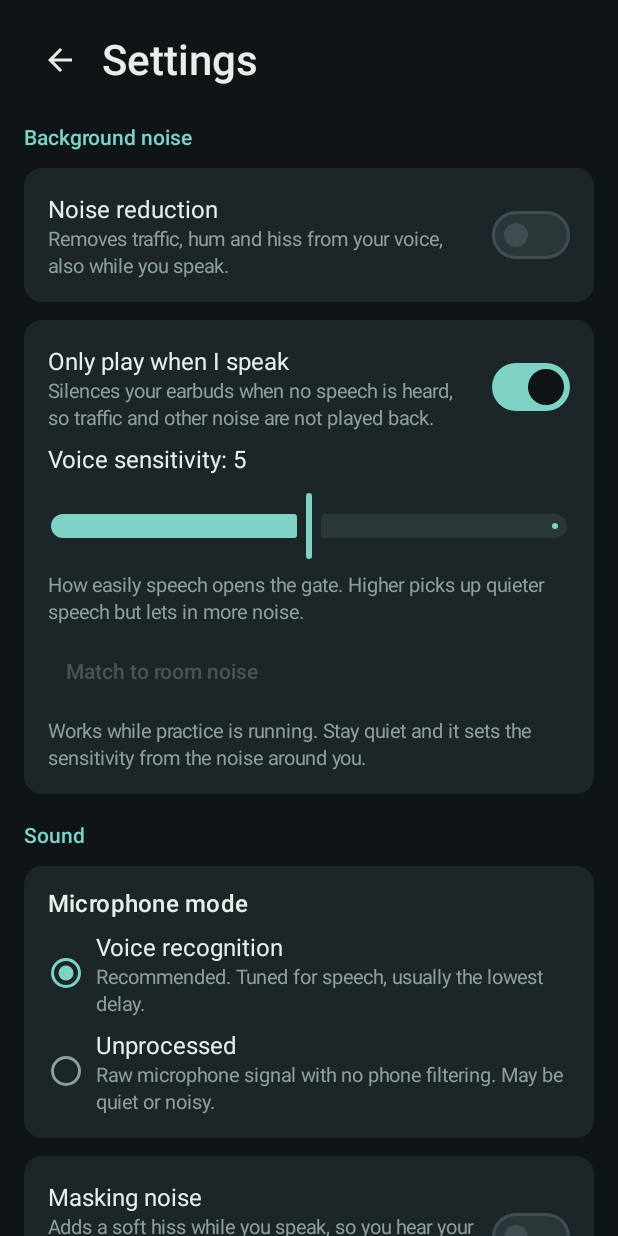
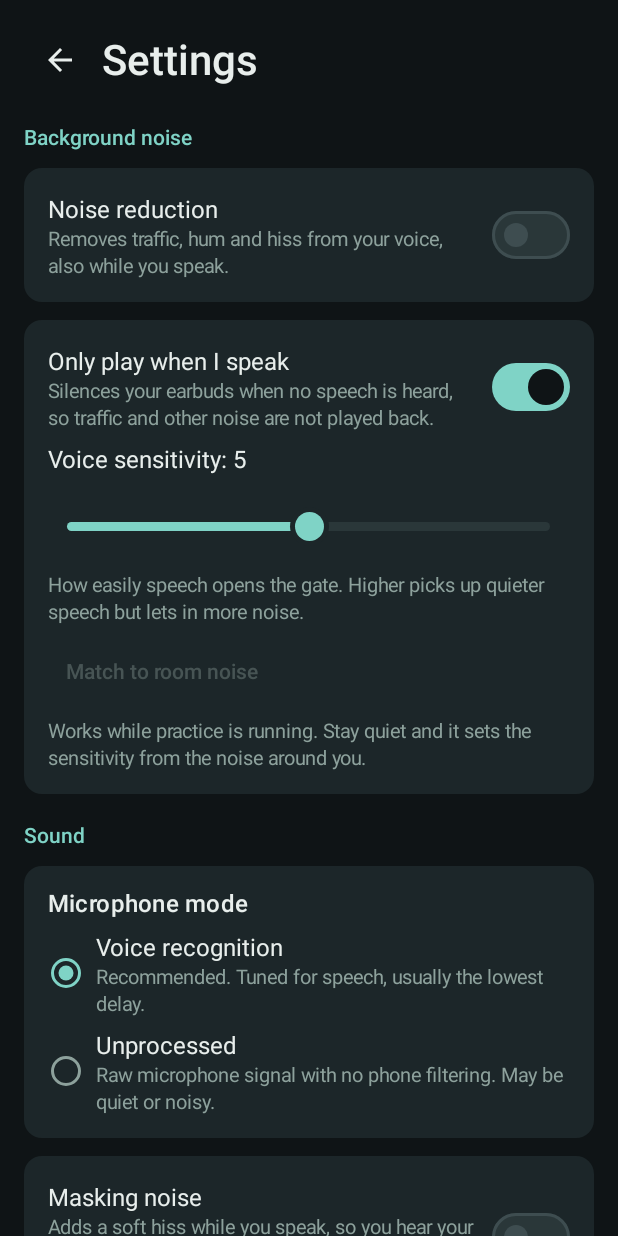
Before and after one commit to adamcseresznye/cadence, an Android app built with Jetpack Compose: the screen it shows after launch (MainActivity), after a tap on "Settings", on a phone screen of 412 x 824 dp. Run offline under Robolectric (Android 15) with nearby library versions, the phone set to English and light mode, and no system bars; 2 statements that could not run were skipped; 1 other tap on this screen came first.

Commit message:
0.2.0: new slider design, shorter About and README text, new screenshots
Progress calendar and line chart were committed earlier. Version 0.2.0 (code 3), changelog 3.txt, four fresh screenshots.

```diff
--- a/app/build.gradle.kts
+++ b/app/build.gradle.kts
@@ -13,8 +13,8 @@ android {
         applicationId = "com.cadence.daf"
         minSdk = 26
         targetSdk = 35
-        versionCode = 2
-        versionName = "0.1.1"
+        versionCode = 3
+        versionName = "0.2.0"
         ndk {
             abiFilters += listOf("arm64-v8a", "x86_64")
         }
--- a/app/src/main/java/com/cadence/daf/SettingsScreen.kt
+++ b/app/src/main/java/com/cadence/daf/SettingsScreen.kt
@@ -81,7 +81,7 @@ fun SettingsScreen(viewModel: MainViewModel, onBack: () -> Unit, openDebug: () -
         GroupTitle(R.string.about)
         SectionCard {
             Text(stringResource(R.string.about_text))
-            Text(stringResource(R.string.disclaimer_text), style = MaterialTheme.typography.bodySmall)
+            Text(stringResource(R.string.about_disclaimer), style = MaterialTheme.typography.bodySmall)
             Text(
                 stringResource(R.string.version, version),
                 style = MaterialTheme.typography.bodySmall,
--- a/app/src/main/java/com/cadence/daf/Theme.kt
+++ b/app/src/main/java/com/cadence/daf/Theme.kt
@@ -10,6 +10,19 @@ import androidx.compose.animation.core.spring
 import androidx.compose.animation.core.Easing
 import androidx.compose.animation.core.TweenSpec
 import androidx.compose.animation.core.tween
+import androidx.compose.animation.core.animateFloatAsState
+import androidx.compose.foundation.Canvas
+import androidx.compose.foundation.background
+import androidx.compose.foundation.interaction.MutableInteractionSource
+import androidx.compose.foundation.interaction.collectIsDraggedAsState
+import androidx.compose.foundation.layout.Box
+import androidx.compose.foundation.layout.height
+import androidx.compose.foundation.layout.size
+import androidx.compose.foundation.shape.CircleShape
+import androidx.compose.runtime.getValue
+import androidx.compose.ui.geometry.CornerRadius
+import androidx.compose.ui.geometry.Offset
+import androidx.compose.ui.geometry.Size
 import androidx.compose.foundation.layout.Arrangement
 import androidx.compose.foundation.layout.Column
 import androidx.compose.foundation.layout.ColumnScope
@@ -20,6 +33,7 @@ import androidx.compose.foundation.rememberScrollState
 import androidx.compose.foundation.shape.RoundedCornerShape
 import androidx.compose.foundation.verticalScroll
 import androidx.compose.material3.Card
+import androidx.compose.material3.ExperimentalMaterial3Api
 import androidx.compose.material3.CardDefaults
 import androidx.compose.material3.MaterialTheme
 import androidx.compose.material3.Scaffold
@@ -163,6 +177,7 @@ fun ScreenScaffold(
 }
 
 /** Slider in the Night Focus palette: mist teal active track and thumb, quiet inactive track. */
+@OptIn(ExperimentalMaterial3Api::class)
 @Composable
 fun CadenceSlider(
     value: Float,
@@ -173,6 +188,12 @@ fun CadenceSlider(
     enabled: Boolean = true
 ) {
     val colors = MaterialTheme.colorScheme
+    val source = remember { MutableInteractionSource() }
+    val dragged by source.collectIsDraggedAsState()
+    val grow by animateFloatAsState(if (dragged) 1.2f else 1f, motionSpring(1f, 500f), label = "thumb")
+    val active = if (enabled) colors.primary else colors.outline
+    val inactive = colors.outlineVariant
+    val ring = colors.surfaceContainer
     Slider(
         value = value,
         onValueChange = onValueChange,
@@ -180,20 +201,34 @@ fun CadenceSlider(
         steps = steps,
         modifier = modifier,
         enabled = enabled,
-        colors = SliderDefaults.colors(
-            thumbColor = colors.primary,
-            activeTrackColor = colors.primary,
-            inactiveTrackColor = colors.surfaceVariant,
-            disabledThumbColor = colors.outline,
-            disabledActiveTrackColor = colors.outline,
-            disabledInactiveTrackColor = colors.surfaceVariant,
-            activeTickColor = Color.Transparent,
-            inactiveTickColor = Color.Transparent,
-            disabledActiveTickColor = Color.Transparent,
-            disabledInactiveTickColor = Color.Transparent
-        )
+        interactionSource = source,
+        // Round thumb with a ring in the card colour, over a thin rounded track.
+        thumb = {
+            Box(
+                Modifier
+                    .size(SLIDER_THUMB)
+                    .graphicsLayer { scaleX = grow; scaleY = grow }
+                    .background(ring, CircleShape)
+                    .padding(3.dp)
+                    .background(active, CircleShape)
+            )
+        },
+        track = { state ->
+            val fraction = ((state.value - state.valueRange.start) / (state.valueRange.endInclusive - state.valueRange.start)).coerceIn(0f, 1f)
+            Canvas(Modifier.fillMaxWidth().height(SLIDER_THUMB)) {
+                val half = SLIDER_THUMB.toPx() / 2
+                val thickness = 6.dp.toPx()
+                val top = (size.height - thickness) / 2
+                val corner = CornerRadius(thickness / 2)
+                drawRoundRect(inactive, Offset(0f, top), Size(size.width, thickness), corner)
+                // The thumb centre travels from half a thumb in to half a thumb short of the end.
+                drawRoundRect(active, Offset(0f, top), Size(half + fraction * (size.width - 2 * half), thickness), corner)
+            }
+        }
     )
 }
+
+private val SLIDER_THUMB = 26.dp
 
 /** Small explanatory line under a setting. */
 @Composable
--- a/app/src/main/res/values/strings.xml
+++ b/app/src/main/res/values/strings.xml
@@ -47,6 +47,7 @@
     <string name="notification_channel">Cadence running</string>
     <string name="notification_title">Cadence is running</string>
     <string name="notification_text">Playing your voice with a delay</string>
+    <string name="about_disclaimer">Cadence is a practice tool, not a medical device. It does not diagnose or treat any condition.</string>
     <string name="disclaimer_text">Cadence is a practice tool, not a medical device. It does not diagnose or treat any condition. For speech therapy, talk to a qualified speech-language therapist.</string>
     <string name="disclaimer_ok">I understand</string>
     <string name="hero_idle">Ready when you are</string>
```
Also changed, not shown: 7 other files.
